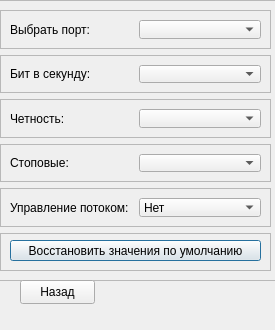
Above: ui/ui_port_settings.ui from sofiskor/my_app_ before the change. Below: the same form after it.
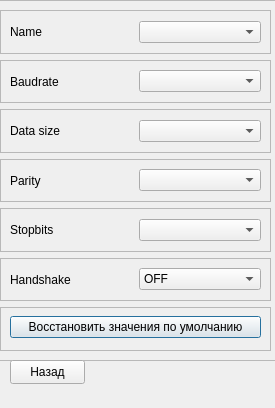
That is the form after the change.

```diff
--- a/ui/ui_port_settings.ui
+++ b/ui/ui_port_settings.ui
@@ -7,7 +7,7 @@
     <x>0</x>
     <y>0</y>
     <width>275</width>
-    <height>330</height>
+    <height>408</height>
    </rect>
   </property>
   <property name="windowTitle">
@@ -19,7 +19,7 @@
      <x>-10</x>
      <y>0</y>
      <width>291</width>
-     <height>281</height>
+     <height>361</height>
     </rect>
    </property>
    <property name="minimumSize">
@@ -47,7 +47,7 @@
        <item>
         <widget class="QLabel" name="label_comboBox_ports">
          <property name="text">
-          <string>Выбрать порт:</string>
+          <string>Name</string>
          </property>
         </widget>
        </item>
@@ -73,7 +73,7 @@
        <item>
         <widget class="QLabel" name="label_send_5">
          <property name="text">
-          <string>Бит в секунду:</string>
+          <string>Bаudrate</string>
          </property>
         </widget>
        </item>
@@ -90,6 +90,32 @@
       </layout>
      </widget>
     </item>
+    <item>
+     <widget class="QFrame" name="frame_9">
+      <property name="frameShape">
+       <enum>QFrame::StyledPanel</enum>
+      </property>
+      <property name="frameShadow">
+       <enum>QFrame::Raised</enum>
+      </property>
+      <layout class="QHBoxLayout" name="horizontalLayout_8">
+       <item>
+        <widget class="QLabel" name="label_data_size">
+         <property name="text">
+          <string>Data size</string>
+         </property>
+        </widget>
+       </item>
+       <item>
+        <widget class="QComboBox" name="data_size">
+         <property name="whatsThis">
+          <string>&lt;html&gt;&lt;head/&gt;&lt;body&gt;&lt;p&gt;Отображаются только доступные порты&lt;/p&gt;&lt;p&gt;&lt;br/&gt;&lt;/p&gt;&lt;/body&gt;&lt;/html&gt;</string>
+         </property>
+        </widget>
+       </item>
+      </layout>
+     </widget>
+    </item>
     <item>
      <widget class="QFrame" name="frame_5">
       <property name="frameShape">
@@ -102,7 +128,7 @@
        <item>
         <widget class="QLabel" name="label_parity_check">
          <property name="text">
-          <string>Четность:</string>
+          <string>Parity</string>
          </property>
         </widget>
        </item>
@@ -140,7 +166,7 @@
        <item>
         <widget class="QLabel" name="label_stop_bits">
          <property name="text">
-          <string>Стоповые:</string>
+          <string>Stopbits</string>
          </property>
         </widget>
        </item>
@@ -166,7 +192,7 @@
        <item>
         <widget class="QLabel" name="label_flow_control">
          <property name="text">
-          <string>Управление потоком:</string>
+          <string>Handshake</string>
          </property>
         </widget>
        </item>
@@ -177,7 +203,7 @@
          </property>
          <item>
           <property name="text">
-           <string>Нет</string>
+           <string>OFF</string>
           </property>
          </item>
          <item>
@@ -233,8 +259,8 @@
   <widget class="QPushButton" name="backButton">
    <property name="geometry">
     <rect>
-     <x>20</x>
-     <y>280</y>
+     <x>10</x>
+     <y>360</y>
      <width>75</width>
      <height>24</height>
     </rect>
```
Left out of the diff: 6 changed lines with no effect on the pictures.
